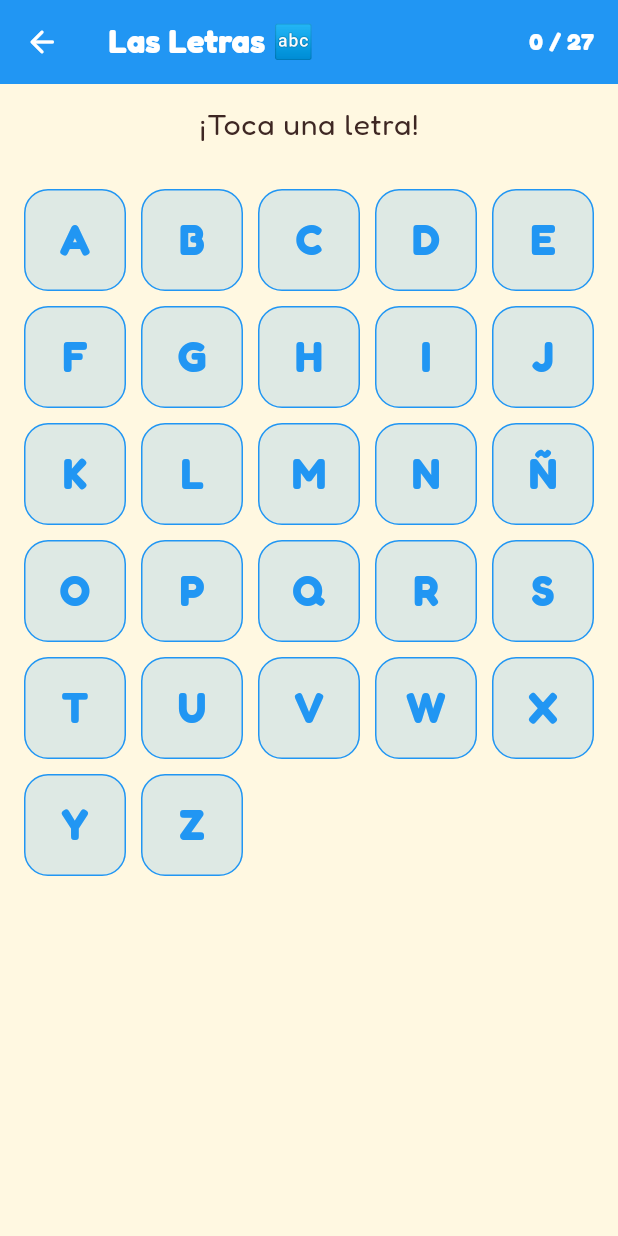
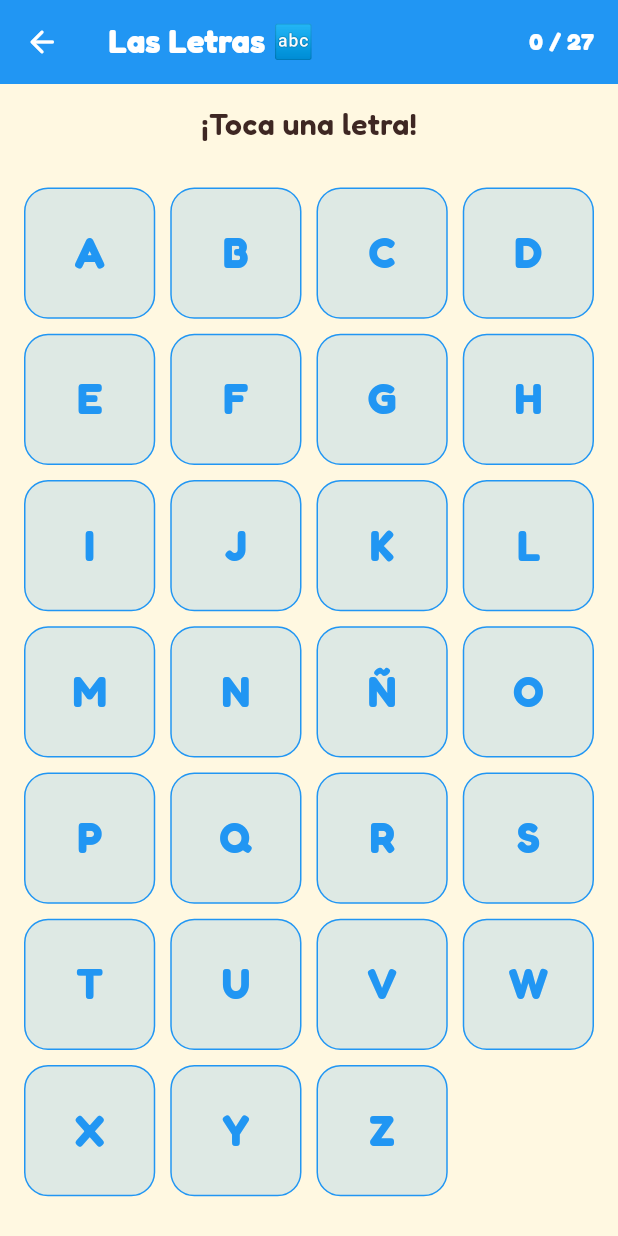
Before and after one commit to Jorgeasen/Leopolis, a Flutter app: the LettersScreen screen opened by its route, on a phone screen of 412 x 824 dp. Run offline on Flutter 3.47's test engine with Material 3 defaults, Android fonts, the phone set to English and light mode, and no system bars; our stand-ins replace cloud_firestore, connectivity_plus, firebase_auth, firebase_core, flutter_riverpod, flutter_tts and 5 more; accounts and stored records are empty; generated files the repository leaves out were written again.

Commit message:
feat: [#58] Auditoría de accesibilidad — touch targets y tamaños de texto (#64)
- letters_screen: maxCrossAxisExtent 80→96 (celdas ≥78px en teléfono)
- letters_screen: instrucción '¡Toca una letra!' 20sp/w600 explícito (era bodyLarge ~16sp)
- words_screen: CategoryChip minHeight 48→64px
- home_screen: módulo card título 17→18sp; settings IconButton constraints minWidth/Height 64px

Closes #58

Co-authored-by: Claude Sonnet 4.6 <noreply@anthropic.com>

```diff
--- a/lib/features/home/presentation/home_screen.dart
+++ b/lib/features/home/presentation/home_screen.dart
@@ -60,6 +60,10 @@ class HomeScreen extends ConsumerWidget {
                     Icons.settings_rounded,
                     size: 32,
                     color: AppTheme.textDark,
+                  ),
+                  constraints: const BoxConstraints(
+                    minWidth: 64,
+                    minHeight: 64,
                   ),
                   onPressed: () => context.go(AppConstants.routeSettings),
                 ),
@@ -313,7 +317,7 @@ class _ModuleCardWidget extends StatelessWidget {
                   title,
                   style: const TextStyle(
                     color: Colors.white,
-                    fontSize: 17,
+                    fontSize: 18,
                     fontWeight: FontWeight.bold,
                   ),
                   textAlign: TextAlign.center,
--- a/lib/features/letters/presentation/letters_screen.dart
+++ b/lib/features/letters/presentation/letters_screen.dart
@@ -43,11 +43,15 @@ class LettersScreen extends ConsumerWidget {
       ),
       body: Column(
         children: [
-          Padding(
-            padding: const EdgeInsets.symmetric(vertical: 12),
+          const Padding(
+            padding: EdgeInsets.symmetric(vertical: 12),
             child: Text(
               '¡Toca una letra!',
-              style: Theme.of(context).textTheme.bodyLarge,
+              style: TextStyle(
+                fontSize: 20,
+                fontWeight: FontWeight.w600,
+                color: AppTheme.textDark,
+              ),
             ),
           ),
           Expanded(
@@ -55,7 +59,7 @@ class LettersScreen extends ConsumerWidget {
               padding: const EdgeInsets.all(16),
               child: GridView.builder(
                 gridDelegate: const SliverGridDelegateWithMaxCrossAxisExtent(
-                  maxCrossAxisExtent: 80,
+                  maxCrossAxisExtent: 96,
                   crossAxisSpacing: 10,
                   mainAxisSpacing: 10,
                 ),
--- a/lib/features/words/presentation/words_screen.dart
+++ b/lib/features/words/presentation/words_screen.dart
@@ -129,7 +129,7 @@ class _CategoryChip extends StatelessWidget {
       onTap: onTap,
       child: AnimatedContainer(
         duration: const Duration(milliseconds: 150),
-        constraints: const BoxConstraints(minHeight: 48),
+        constraints: const BoxConstraints(minHeight: 64),
         padding: const EdgeInsets.symmetric(horizontal: 16, vertical: 10),
         decoration: BoxDecoration(
           color: isSelected ? AppTheme.wordsColor : Colors.white,
```
